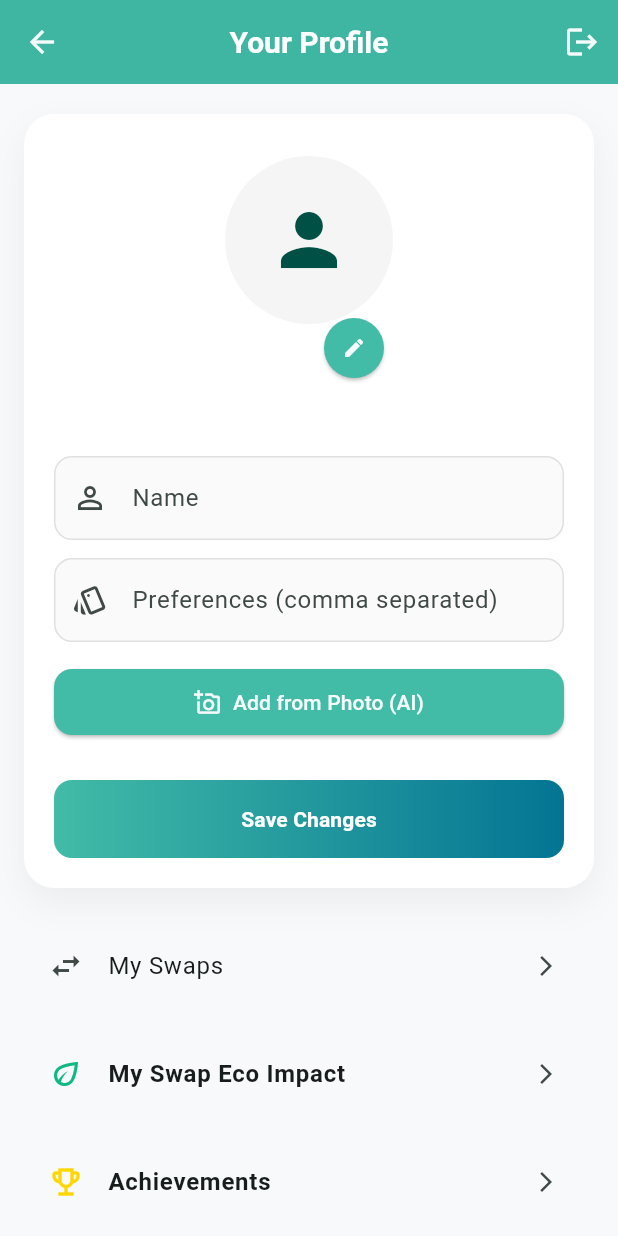
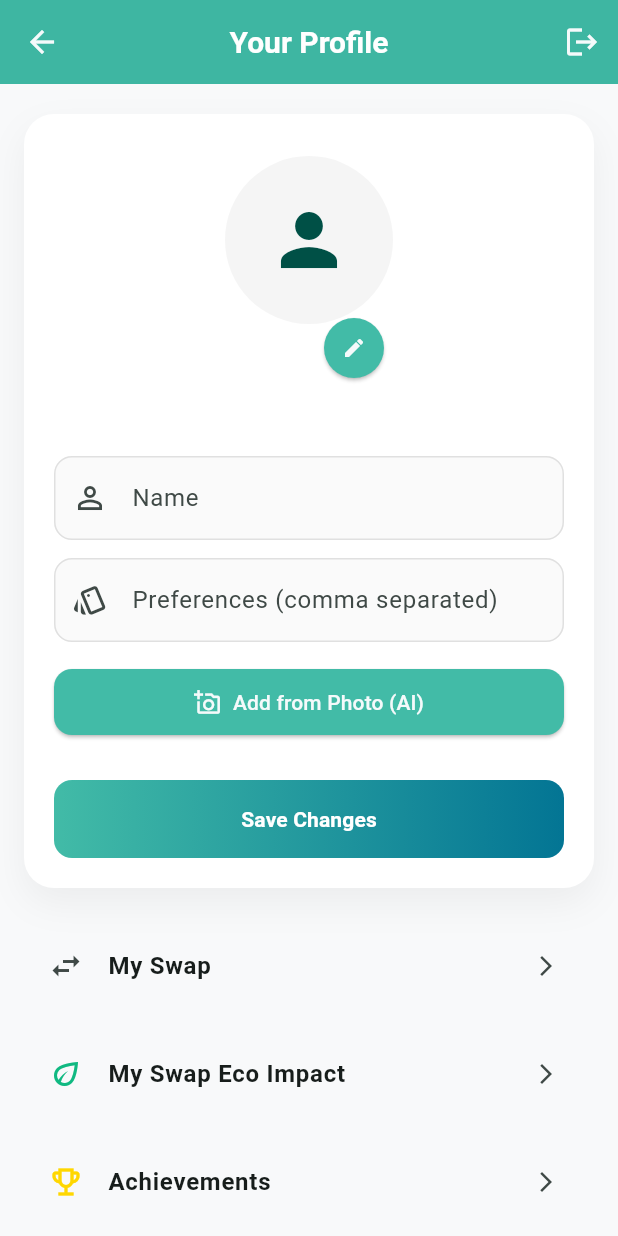
Before and after one commit to matheeshaW/swapwear, a Flutter app: the ProfileScreen screen opened by its route, on a phone screen of 412 x 824 dp. Run offline on Flutter 3.47's test engine with Material 3 defaults, Android fonts, the phone set to English and light mode, and no system bars; our stand-ins replace cached_network_image, cloud_firestore, cloud_functions, firebase_auth, firebase_core, firebase_messaging and 9 more; accounts and stored records are empty; network calls fail.

Commit message:
change fontsize and fontweight in my swap

```diff
--- a/lib/screens/profile_screen.dart
+++ b/lib/screens/profile_screen.dart
@@ -882,7 +882,10 @@ class _ProfileScreenState extends State<ProfileScreen> {
                     const SizedBox(height: 24),
                     ListTile(
                       leading: const Icon(Icons.swap_horiz),
-                      title: const Text('My Swaps'),
+                      title: const Text(
+                        'My Swap',
+                        style: TextStyle(fontWeight: FontWeight.w600),
+                      ),
                       trailing: const Icon(Icons.arrow_forward_ios, size: 16),
                       onTap: () {
                         Navigator.push(
```
